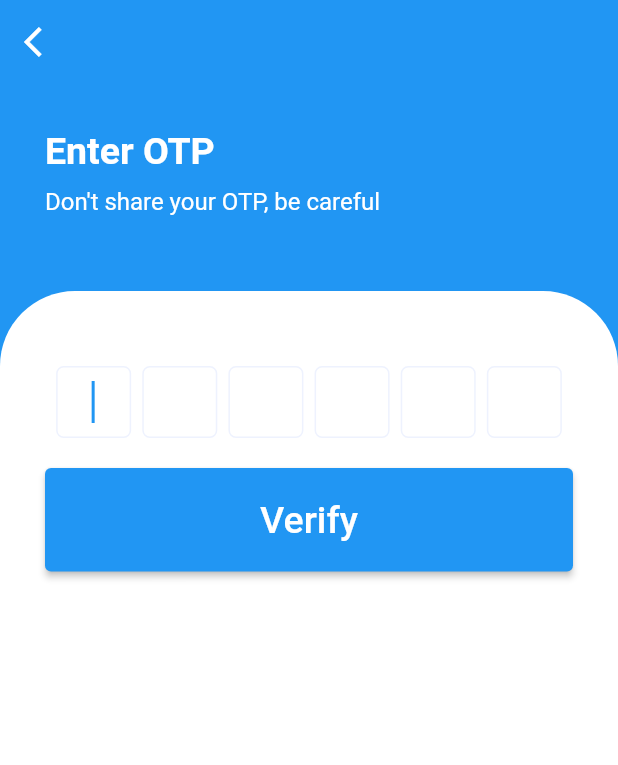
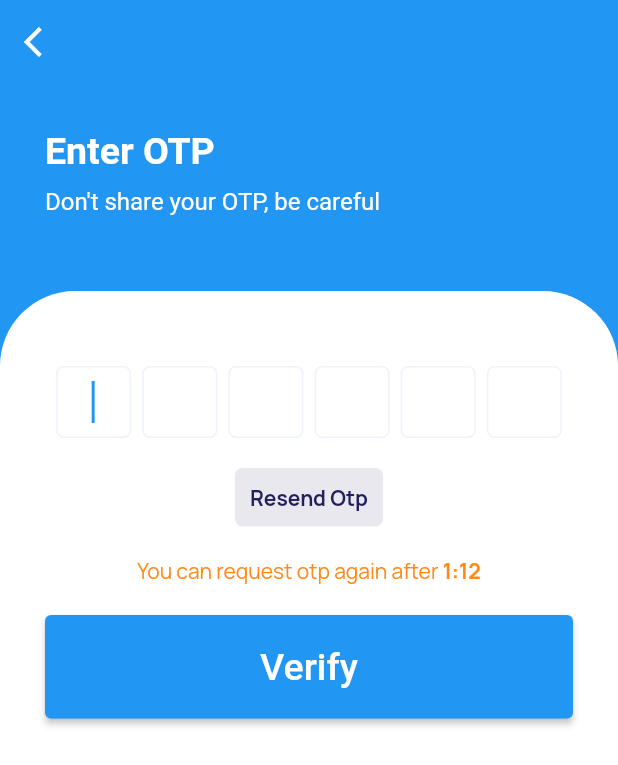
Before and after one commit to AbhishekRishishwar/Security-Guard, a Flutter app: the OTP_Verify screen opened directly, on a phone screen of 412 x 824 dp. Shown: the top 765 px of the screen. Run offline on Flutter 3.47's test engine with Material 2 defaults, Android fonts, the phone set to English and light mode, and no system bars; our stand-ins replace cached_network_image, carousel_slider, country_code_picker, google_fonts, hexcolor, nb_utils and 1 more.

Commit message:
create Employe Management screen

```diff
--- a/lib/Screens_UI/Authentication/Otp_verify.dart
+++ b/lib/Screens_UI/Authentication/Otp_verify.dart
@@ -1,4 +1,5 @@
 import 'package:flutter/material.dart';
+import 'package:security_guard/Constant.dart';
 import 'package:security_guard/Global_Components/otp_form.dart';
 
 class OTP_Verify extends StatefulWidget {
@@ -77,6 +78,44 @@ class _OTP_VerifyState extends State<OTP_Verify> {
                         height: 20,
                       ),
                       const OtpForm(),
+                      const SizedBox(
+                        height: 20.0,
+                      ),
+                      Container(
+
+                        padding: const EdgeInsets.all(10.0),
+                        decoration: kButtonDecoration.copyWith(color: kTitleColor.withOpacity(0.1)),
+                        child: Text(
+                          'Resend Otp',
+                          style: kTextStyle.copyWith(
+                              color: kTitleColor,
+                              fontWeight: FontWeight.bold),
+                        ),
+                      ),
+                      const SizedBox(
+                        height: 20.0,
+                      ),
+                      RichText(
+                        text: TextSpan(
+                          children: [
+                            TextSpan(
+                              text:
+                              'You can request otp again after ',
+                              style: kTextStyle.copyWith(
+                                color: kAlertColor,
+                              ),
+                            ),
+                            TextSpan(
+                              text:
+                              '1:12',
+                              style: kTextStyle.copyWith(
+                                fontWeight: FontWeight.bold,
+                                color: kAlertColor,
+                              ),
+                            ),
+                          ],
+                        ),
+                      ),
                       SizedBox(
                         height: 20,
                       ),
--- a/lib/main.dart
+++ b/lib/main.dart
@@ -1,6 +1,7 @@
 import 'package:flutter/material.dart';
 import 'package:flutter/services.dart';
 import 'package:security_guard/Screens_UI/Authentication//LoginPage.dart';
+import 'package:security_guard/Screens_UI/Employe_Management/Employe_Management.dart';
 import 'package:security_guard/Screens_UI/SliderBeforeLogin.dart';
 import 'package:security_guard/Screens_UI/SplashScreen.dart';
 
@@ -35,7 +36,7 @@ class MyApp extends StatelessWidget {
         //   ),
         // ),
       ),
-      home: Slider_Pages()
+      home: Employe_Management()
     );
   }
 }
```
Also changed, not shown: lib/Screens_UI/Employe_Management/Employe_Management.dart (added, +130 -0 lines), lib/Screens_UI/SliderBeforeLogin.dart (+65 -92 lines), lib/Widgets/ThemeWidget.dart (added, +65 -0 lines).
